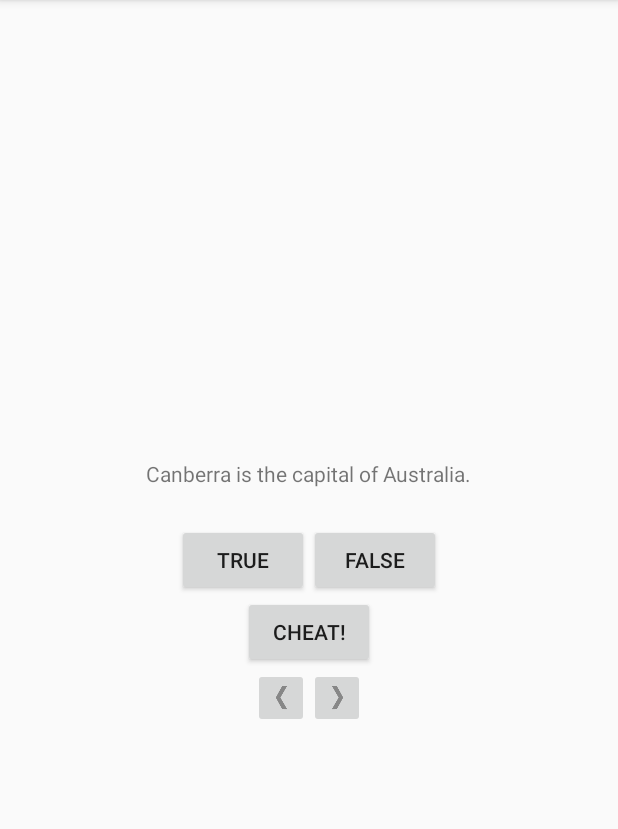
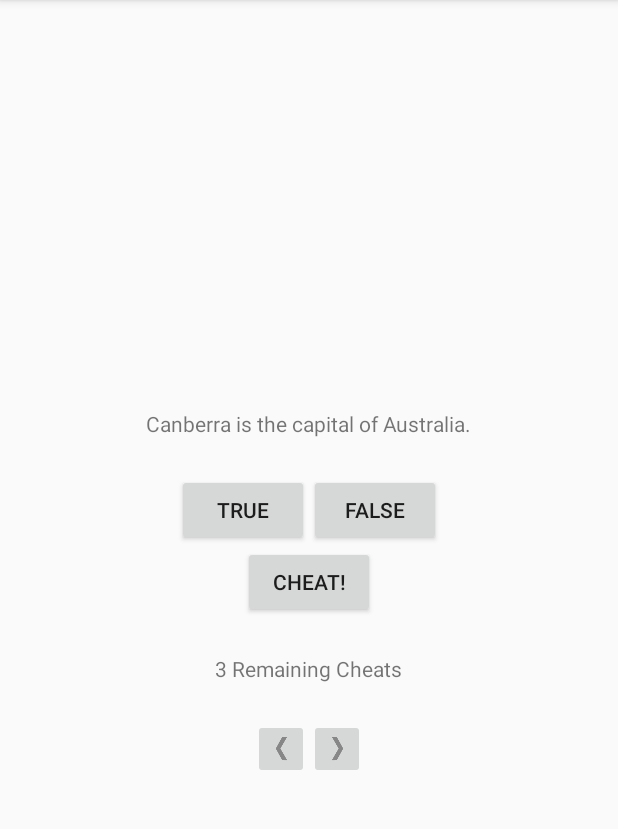
Before and after one commit to owenrlin/GeoQuiz, an Android app: the screen it shows after launch (QuizActivity), on a phone screen of 412 x 824 dp, the part 84-913 px from its top. Run offline under Robolectric (Android 15) with nearby library versions, the phone set to English and light mode, and no system bars.

Commit message:
Added limits to cheating

```diff
--- a/app/src/main/java/com/bignerdranch/android/geoquiz/CheatActivity.java
+++ b/app/src/main/java/com/bignerdranch/android/geoquiz/CheatActivity.java
@@ -26,7 +26,6 @@ public class CheatActivity extends AppCompatActivity {
 
     private TextView mAnswerTextView;
     private Button mShowAnswerButton;
-    private TextView mApiLevelTextView;
 
     public static Intent newIntent(Context packageContext, boolean answerTrue) {
         Intent intent = new Intent(packageContext, CheatActivity.class);
@@ -81,11 +80,6 @@ public class CheatActivity extends AppCompatActivity {
                 }
             }
         });
-
-        mApiLevelTextView = (TextView)findViewById(R.id.api_level_text_view);
-        String apiLevelFormat = getResources().getString(R.string.api_level_text);
-        String apiLevelMessage = String.format(apiLevelFormat, Build.VERSION.SDK_INT);
-        mApiLevelTextView.setText(apiLevelMessage);
     }
 
     @Override
--- a/app/src/main/java/com/bignerdranch/android/geoquiz/QuizActivity.java
+++ b/app/src/main/java/com/bignerdranch/android/geoquiz/QuizActivity.java
@@ -2,6 +2,7 @@ package com.bignerdranch.android.geoquiz;
 
 import android.app.Activity;
 import android.content.Intent;
+import android.os.Build;
 import android.os.Bundle;
 import android.support.v7.app.AppCompatActivity;
 import android.util.Log;
@@ -18,6 +19,7 @@ public class QuizActivity extends AppCompatActivity {
     private static final String KEY_ANSWERED_CORRECTLY_COUNT = "answered_correctly_count";
     private static final String KEY_IS_CHEATER = "is_cheater";
     private static final int REQUEST_CODE_CHEAT = 0;
+    private static final int CHEAT_LIMIT = 3;
 
     private Button mCheatButton;
     private Button mTrueButton;
@@ -25,6 +27,8 @@ public class QuizActivity extends AppCompatActivity {
     private ImageButton mPrevButton;
     private ImageButton mNextButton;
     private TextView mQuestionTextView;
+    private TextView mRemainingCheatsTextView;
+
 
     private Question[] mQuestionBank = new Question[] {
         new Question(R.string.question_australia, true),
@@ -47,6 +51,7 @@ public class QuizActivity extends AppCompatActivity {
     private int mAnsweredCount = 0;
     private int mAnsweredCorrectlyCount = 0;
     private int mCurrentIndex = 0;
+    private int mRemainingCheatCount = CHEAT_LIMIT;
 
     @Override
     protected void onCreate(Bundle savedInstanceState) {
@@ -98,6 +103,10 @@ public class QuizActivity extends AppCompatActivity {
                 startActivityForResult(cheatIntent, REQUEST_CODE_CHEAT);
             }
         });
+
+
+        mRemainingCheatsTextView = (TextView)findViewById(R.id.remaining_cheats_text_view);
+        updateRemainingCheats();
 
         mNextButton = (ImageButton)findViewById(R.id.next_button);
         mNextButton.setOnClickListener(new View.OnClickListener() {
@@ -167,8 +176,14 @@ public class QuizActivity extends AppCompatActivity {
         if(resultCode != Activity.RESULT_OK) { return; }
 
         if(requestCode == REQUEST_CODE_CHEAT) {
-            if(result != null) {
-                mAnswerState[mCurrentIndex].setCheated(CheatActivity.wasAnswerShown(result));
+            if((result != null) && (CheatActivity.wasAnswerShown(result))) {
+                mAnswerState[mCurrentIndex].setCheated(true);
+                mRemainingCheatCount--;
+                updateRemainingCheats();
+
+                if(mRemainingCheatCount == 0) {
+                    mCheatButton.setEnabled(false);
+                }
             }
         }
     }
@@ -210,4 +225,10 @@ public class QuizActivity extends AppCompatActivity {
         int questionResId = mQuestionBank[mCurrentIndex].getTextResId();
         mQuestionTextView.setText(questionResId);
     }
+
+    private void updateRemainingCheats() {
+        String remainingCheatFormat = getResources().getString(R.string.remaining_cheats_text);
+        String remainingCheatMessage = String.format(remainingCheatFormat, mRemainingCheatCount);
+        mRemainingCheatsTextView.setText(remainingCheatMessage);
+    }
 }
--- a/app/src/main/res/layout-land/activity_quiz.xml
+++ b/app/src/main/res/layout-land/activity_quiz.xml
@@ -1,5 +1,6 @@
 <?xml version="1.0" encoding="utf-8"?>
 <FrameLayout xmlns:android="http://schemas.android.com/apk/res/android"
+             xmlns:tools="http://schemas.android.com/tools"
              android:layout_width="match_parent"
              android:layout_height="match_parent">
 
@@ -41,6 +42,13 @@
             android:layout_height="wrap_content"
             android:layout_gravity="bottom|center"
             android:text="@string/cheat_button"/>
+        <TextView
+            android:id="@+id/remaining_cheats_text_view"
+            android:layout_width="wrap_content"
+            android:layout_height="wrap_content"
+            android:layout_gravity="bottom|center"
+            android:padding="24dp"
+            tools:Text="Remaining Cheats"/>
     </LinearLayout>
 
     <ImageButton
--- a/app/src/main/res/layout/activity_quiz.xml
+++ b/app/src/main/res/layout/activity_quiz.xml
@@ -1,5 +1,6 @@
 <?xml version="1.0" encoding="utf-8"?>
 <LinearLayout xmlns:android="http://schemas.android.com/apk/res/android"
+              xmlns:tools="http://schemas.android.com/tools"
     android:layout_width="match_parent"
     android:layout_height="match_parent"
     android:gravity="center"
@@ -35,6 +36,13 @@
         android:layout_height="wrap_content"
         android:text="@string/cheat_button" />
 
+    <TextView
+        android:id="@+id/remaining_cheats_text_view"
+        android:layout_width="wrap_content"
+        android:layout_height="wrap_content"
+        android:padding="24dp"
+        tools:Text="Remaining Cheats"/>
+
     <LinearLayout
         android:layout_width="wrap_content"
         android:layout_height="wrap_content"
--- a/app/src/main/res/values/strings.xml
+++ b/app/src/main/res/values/strings.xml
@@ -9,7 +9,7 @@
     <string name="incorrect_toast">Incorrect!</string>
     <string name="score_toast">All done! You scored %1$.2f percent.</string>
     <string name="warning_text">Are you sure you want to do this?</string>
-    <string name="api_level_text">API Level %d</string>
+    <string name="remaining_cheats_text">%d Remaining Cheats</string>
     <string name="show_answer_button">Show Answer</string>
     <string name="cheat_button">Cheat!</string>
     <string name="judgment_toast"> Cheating is wrong.</string>
```
Also changed, not shown: app/src/main/res/layout/activity_cheat.xml (+0 -7 lines).
